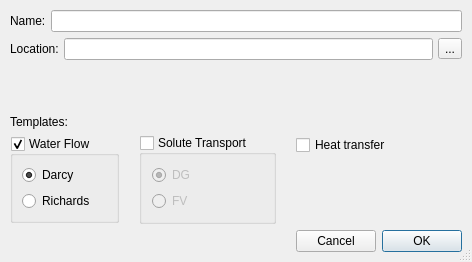
Above: src/ModelEditor/ui/dialogs/new_file_dialog.ui from GeoMop/GeoMop before the change. Below: the same form after it.
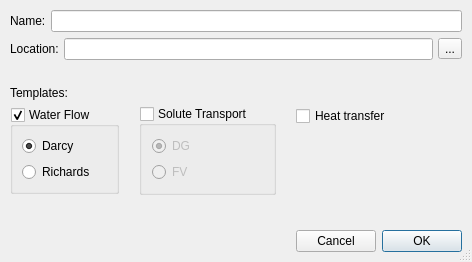
That is the form after the change.

Commit message: Remove system icons from standard buttons.

Patch:
```diff
--- a/src/ModelEditor/ui/dialogs/new_file_dialog.ui
+++ b/src/ModelEditor/ui/dialogs/new_file_dialog.ui
@@ -169,7 +169,7 @@
       <enum>Qt::Vertical</enum>
      </property>
      <property name="sizeType">
-      <enum>QSizePolicy::MinimumExpanding</enum>
+      <enum>QSizePolicy::Fixed</enum>
      </property>
      <property name="sizeHint" stdset="0">
       <size>
@@ -390,6 +390,22 @@
      </item>
     </layout>
    </item>
+   <item>
+    <spacer name="verticalSpacer_2">
+     <property name="orientation">
+      <enum>Qt::Vertical</enum>
+     </property>
+     <property name="sizeType">
+      <enum>QSizePolicy::MinimumExpanding</enum>
+     </property>
+     <property name="sizeHint" stdset="0">
+      <size>
+       <width>20</width>
+       <height>0</height>
+      </size>
+     </property>
+    </spacer>
+   </item>
    <item alignment="Qt::AlignLeft">
     <widget class="QDialogButtonBox" name="button_box">
      <property name="sizePolicy">
```
Left out of the diff: 2 changed lines with no effect on the pictures. The commit also changes 1 other file.
